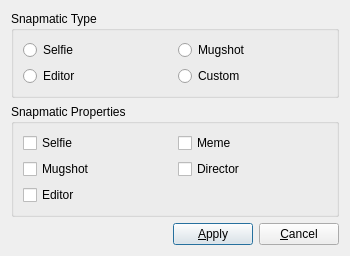
Old version of the form SnapmaticEditor.ui in the repository SyDevTeam/gta5view.
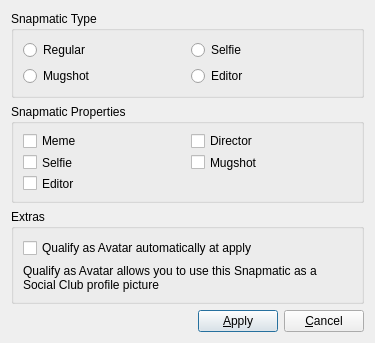
New version of the form. Icons and pictures are not drawn.

Commit message: Accidently wrong commited files replaced

Patch:
```diff
--- a/SnapmaticEditor.ui
+++ b/SnapmaticEditor.ui
@@ -6,8 +6,8 @@
    <rect>
     <x>0</x>
     <y>0</y>
-    <width>350</width>
-    <height>250</height>
+    <width>375</width>
+    <height>305</height>
    </rect>
   </property>
   <property name="windowTitle">
@@ -20,31 +20,31 @@
       <string>Snapmatic Type</string>
      </property>
      <layout class="QGridLayout" name="gridLayout_2">
-      <item row="2" column="0">
+      <item row="2" column="1">
        <widget class="QRadioButton" name="rbEditor">
         <property name="text">
          <string>Editor</string>
         </property>
        </widget>
       </item>
-      <item row="0" column="0">
+      <item row="0" column="1">
        <widget class="QRadioButton" name="rbSelfie">
         <property name="text">
          <string>Selfie</string>
         </property>
        </widget>
       </item>
-      <item row="0" column="1">
-       <widget class="QRadioButton" name="rbMugshot">
-        <property name="text">
-         <string>Mugshot</string>
-        </property>
-       </widget>
-      </item>
-      <item row="2" column="1">
+      <item row="0" column="0">
        <widget class="QRadioButton" name="rbCustom">
         <property name="text">
-         <string>Custom</string>
+         <string>Regular</string>
+        </property>
+       </widget>
+      </item>
+      <item row="2" column="0">
+       <widget class="QRadioButton" name="rbMugshot">
+        <property name="text">
+         <string>Mugshot</string>
         </property>
        </widget>
       </item>
@@ -57,17 +57,10 @@
       <string>Snapmatic Properties</string>
      </property>
      <layout class="QGridLayout" name="gridLayout">
-      <item row="0" column="0">
-       <widget class="QCheckBox" name="cbSelfie">
+      <item row="5" column="1">
+       <widget class="QCheckBox" name="cbEditor">
         <property name="text">
-         <string>Selfie</string>
-        </property>
-       </widget>
-      </item>
-      <item row="1" column="1">
-       <widget class="QCheckBox" name="cbDirector">
-        <property name="text">
-         <string>Director</string>
+         <string>Editor</string>
         </property>
        </widget>
       </item>
@@ -78,17 +71,50 @@
         </property>
        </widget>
       </item>
-      <item row="1" column="0">
+      <item row="0" column="2">
+       <widget class="QCheckBox" name="cbDirector">
+        <property name="text">
+         <string>Director</string>
+        </property>
+       </widget>
+      </item>
+      <item row="4" column="1">
+       <widget class="QCheckBox" name="cbSelfie">
+        <property name="text">
+         <string>Selfie</string>
+        </property>
+       </widget>
+      </item>
+      <item row="4" column="2">
        <widget class="QCheckBox" name="cbMugshot">
         <property name="text">
          <string>Mugshot</string>
         </property>
        </widget>
       </item>
-      <item row="2" column="0">
-       <widget class="QCheckBox" name="cbEditor">
+     </layout>
+    </widget>
+   </item>
+   <item>
+    <widget class="QGroupBox" name="gbExtras">
+     <property name="title">
+      <string>Extras</string>
+     </property>
+     <layout class="QVBoxLayout" name="vlExtras">
+      <item>
+       <widget class="QCheckBox" name="cbQualify">
         <property name="text">
-         <string>Editor</string>
+         <string>Qualify as Avatar automatically at apply</string>
+        </property>
+       </widget>
+      </item>
+      <item>
+       <widget class="QLabel" name="labQualify">
+        <property name="text">
+         <string>Qualify as Avatar allows you to use this Snapmatic as a Social Club profile picture</string>
+        </property>
+        <property name="wordWrap">
+         <bool>true</bool>
         </property>
        </widget>
       </item>
```
The commit also changes 2 other files.
